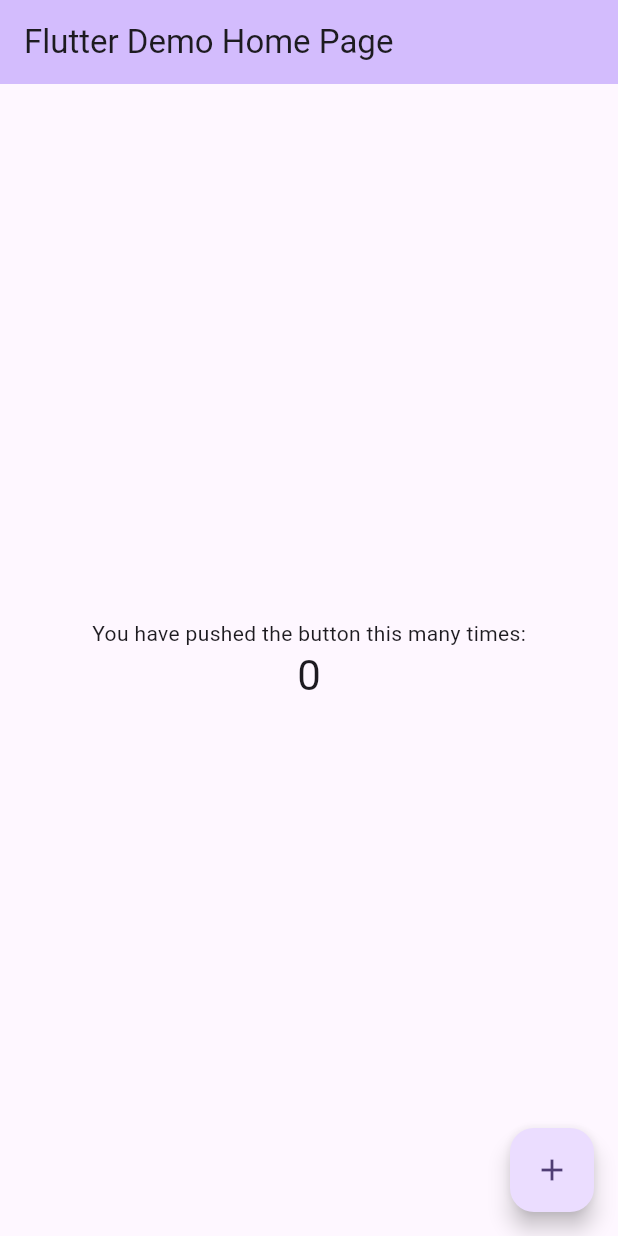
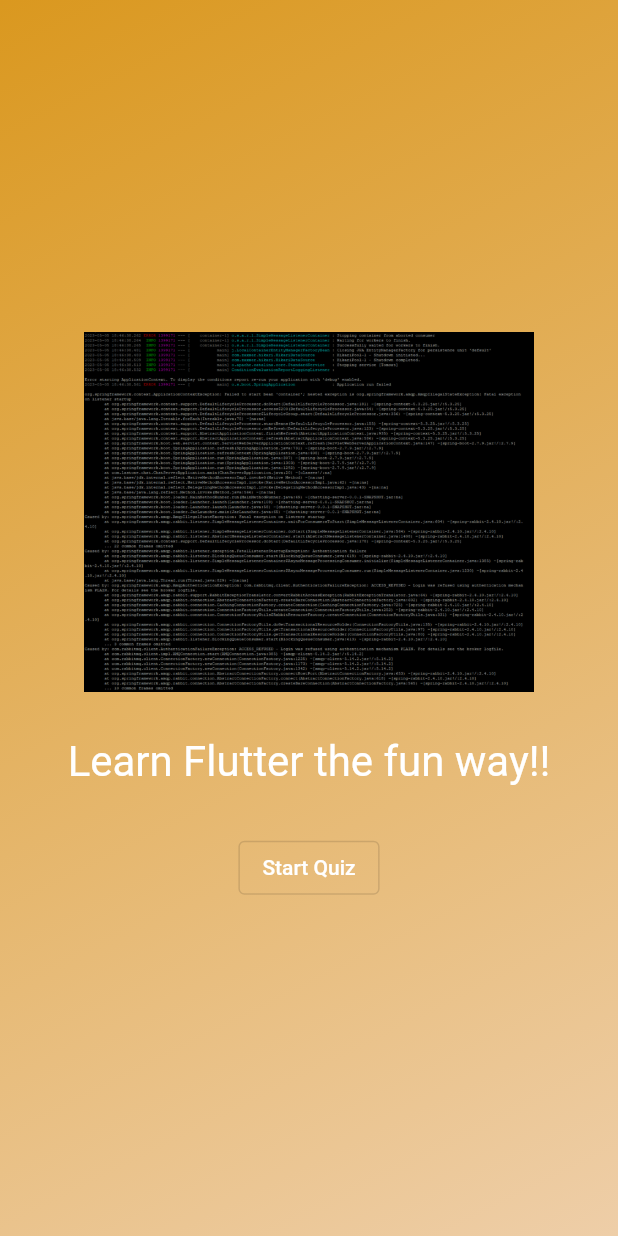
Before and after one commit to beetrbgus/2023-Flutter------, a Flutter app: the screen it shows after launch, on a phone screen of 412 x 824 dp. Run offline on Flutter 3.47's test engine with Material 2 defaults, Android fonts, the phone set to English and light mode, and no system bars.

Commit message:
기본 화면 구성
- 기존의 것과 같이 구성 후 QutLine버튼으로 버튼 추가

```diff
--- /dev/null
+++ b/adv_basic/lib/gradient_container.dart
@@ -0,0 +1,33 @@
+import 'package:adv_basic/start_screen.dart';
+import 'package:flutter/widgets.dart';
+
+const Alignment topLeft = Alignment.topLeft;
+const Alignment bottomRight = Alignment.bottomRight;
+
+class GradientContainer extends StatelessWidget {
+  const GradientContainer(
+    this.color1,
+    this.color2, {
+    super.key,
+  });
+
+  final Color color1;
+  final Color color2;
+
+  const GradientContainer.orange({super.key})
+      : color1 = const Color.fromARGB(255, 218, 152, 31),
+        color2 = const Color.fromARGB(255, 238, 206, 168);
+  @override
+  Widget build(BuildContext context) {
+    return Container(
+      decoration: BoxDecoration(
+        gradient: LinearGradient(
+          colors: [color1, color2],
+          begin: topLeft,
+          end: bottomRight,
+        ),
+      ),
+      child: const StartScreen(),
+    );
+  }
+}
--- a/adv_basic/lib/main.dart
+++ b/adv_basic/lib/main.dart
@@ -1,125 +1,13 @@
+import 'package:adv_basic/gradient_container.dart';
 import 'package:flutter/material.dart';
 
 void main() {
-  runApp(const MyApp());
+  runApp(
+    const MaterialApp(
+      home: Scaffold(
+        body: GradientContainer.orange(),
+        backgroundColor: Colors.deepOrange,
+      ),
+    ),
+  );
 }
-
-class MyApp extends StatelessWidget {
-  const MyApp({super.key});
-
-  // This widget is the root of your application.
-  @override
-  Widget build(BuildContext context) {
-    return MaterialApp(
-      title: 'Flutter Demo',
-      theme: ThemeData(
-        // This is the theme of your application.
-        //
-        // TRY THIS: Try running your application with "flutter run". You'll see
-        // the application has a blue toolbar. Then, without quitting the app,
-        // try changing the seedColor in the colorScheme below to Colors.green
-        // and then invoke "hot reload" (save your changes or press the "hot
-        // reload" button in a Flutter-supported IDE, or press "r" if you used
-        // the command line to start the app).
-        //
-        // Notice that the counter didn't reset back to zero; the application
-        // state is not lost during the reload. To reset the state, use hot
-        // restart instead.
-        //
-        // This works for code too, not just values: Most code changes can be
-        // tested with just a hot reload.
-        colorScheme: ColorScheme.fromSeed(seedColor: Colors.deepPurple),
-        useMaterial3: true,
-      ),
-      home: const MyHomePage(title: 'Flutter Demo Home Page'),
-    );
-  }
-}
-
-class MyHomePage extends StatefulWidget {
-  const MyHomePage({super.key, required this.title});
-
-  // This widget is the home page of your application. It is stateful, meaning
-  // that it has a State object (defined below) that contains fields that affect
-  // how it looks.
-
-  // This class is the configuration for the state. It holds the values (in this
-  // case the title) provided by the parent (in this case the App widget) and
-  // used by the build method of the State. Fields in a Widget subclass are
-  // always marked "final".
-
-  final String title;
-
-  @override
-  State<MyHomePage> createState() => _MyHomePageState();
-}
-
-class _MyHomePageState extends State<MyHomePage> {
-  int _counter = 0;
-
-  void _incrementCounter() {
-    setState(() {
-      // This call to setState tells the Flutter framework that something has
-      // changed in this State, which causes it to rerun the build method below
-      // so that the display can reflect the updated values. If we changed
-      // _counter without calling setState(), then the build method would not be
-      // called again, and so nothing would appear to happen.
-      _counter++;
-    });
-  }
-
-  @override
-  Widget build(BuildContext context) {
-    // This method is rerun every time setState is called, for instance as done
-    // by the _incrementCounter method above.
-    //
-    // The Flutter framework has been optimized to make rerunning build methods
-    // fast, so that you can just rebuild anything that needs updating rather
-    // than having to individually change instances of widgets.
-    return Scaffold(
-      appBar: AppBar(
-        // TRY THIS: Try changing the color here to a specific color (to
-        // Colors.amber, perhaps?) and trigger a hot reload to see the AppBar
-        // change color while the other colors stay the same.
-        backgroundColor: Theme.of(context).colorScheme.inversePrimary,
-        // Here we take the value from the MyHomePage object that was created by
-        // the App.build method, and use it to set our appbar title.
-        title: Text(widget.title),
-      ),
-      body: Center(
-        // Center is a layout widget. It takes a single child and positions it
-        // in the middle of the parent.
-        child: Column(
-          // Column is also a layout widget. It takes a list of children and
-          // arranges them vertically. By default, it sizes itself to fit its
-          // children horizontally, and tries to be as tall as its parent.
-          //
-          // Column has various properties to control how it sizes itself and
-          // how it positions its children. Here we use mainAxisAlignment to
-          // center the children vertically; the main axis here is the vertical
-          // axis because Columns are vertical (the cross axis would be
-          // horizontal).
-          //
-          // TRY THIS: Invoke "debug painting" (choose the "Toggle Debug Paint"
-          // action in the IDE, or press "p" in the console), to see the
-          // wireframe for each widget.
-          mainAxisAlignment: MainAxisAlignment.center,
-          children: <Widget>[
-            const Text(
-              'You have pushed the button this many times:',
-            ),
-            Text(
-              '$_counter',
-              style: Theme.of(context).textTheme.headlineMedium,
-            ),
-          ],
-        ),
-      ),
-      floatingActionButton: FloatingActionButton(
-        onPressed: _incrementCounter,
-        tooltip: 'Increment',
-        child: const Icon(Icons.add),
-      ), // This trailing comma makes auto-formatting nicer for build methods.
-    );
-  }
-}
--- /dev/null
+++ b/adv_basic/lib/start_screen.dart
@@ -0,0 +1,35 @@
+import 'package:flutter/material.dart';
+
+class StartScreen extends StatelessWidget {
+  const StartScreen({super.key});
+
+  @override
+  Widget build(BuildContext context) {
+    return Center(
+      child: Column(
+        mainAxisSize: MainAxisSize.min,
+        children: [
+          Image.asset(
+            'assets/images/spring.png',
+            width: 300,
+          ),
+          const SizedBox(
+            height: 30,
+          ),
+          const Text(
+            "Learn Flutter the fun way!!",
+            style: TextStyle(fontSize: 28, color: Colors.white),
+          ),
+          const SizedBox(
+            height: 30,
+          ),
+          OutlinedButton(
+            onPressed: () {},
+            style: OutlinedButton.styleFrom(foregroundColor: Colors.white),
+            child: const Text("Start Quiz"),
+          ),
+        ],
+      ),
+    );
+  }
+}
--- a/adv_basic/pubspec.yaml
+++ b/adv_basic/pubspec.yaml
@@ -59,9 +59,9 @@
   uses-material-design: true
 
   # To add assets to your application, add an assets section, like this:
-  # assets:
-  #   - images/a_dot_burr.jpeg
-  #   - images/a_dot_ham.jpeg
+  assets:
+    - assets/images/spring.png
+    # - images/a_dot_ham.jpeg
 
   # An image asset can refer to one or more resolution-specific "variants", see
   # https://flutter.dev/assets-and-images/#resolution-aware
```
Also changed, not shown: adv_basic/assets/images/spring.png (added), 1 other file.
